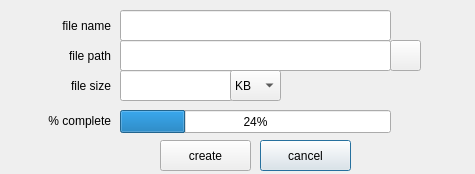
This is createfile.ui in mhogomchungu/zuluCrypt as Qt 5 draws it before an edit. The edited form follows.
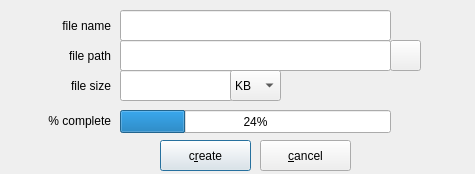
This is the edited form.

Diff of the .ui file:
```diff
--- a/createfile.ui
+++ b/createfile.ui
@@ -130,13 +130,13 @@
     </rect>
    </property>
    <property name="text">
-    <string>cancel</string>
+    <string>&amp;cancel</string>
    </property>
    <property name="autoDefault">
-    <bool>true</bool>
+    <bool>false</bool>
    </property>
    <property name="default">
-    <bool>true</bool>
+    <bool>false</bool>
    </property>
   </widget>
   <widget class="QLabel" name="label_4">
@@ -165,7 +165,13 @@
     </rect>
    </property>
    <property name="text">
-    <string>create</string>
+    <string>c&amp;reate</string>
+   </property>
+   <property name="autoDefault">
+    <bool>false</bool>
+   </property>
+   <property name="default">
+    <bool>true</bool>
    </property>
   </widget>
   <widget class="QComboBox" name="comboBox">
```
